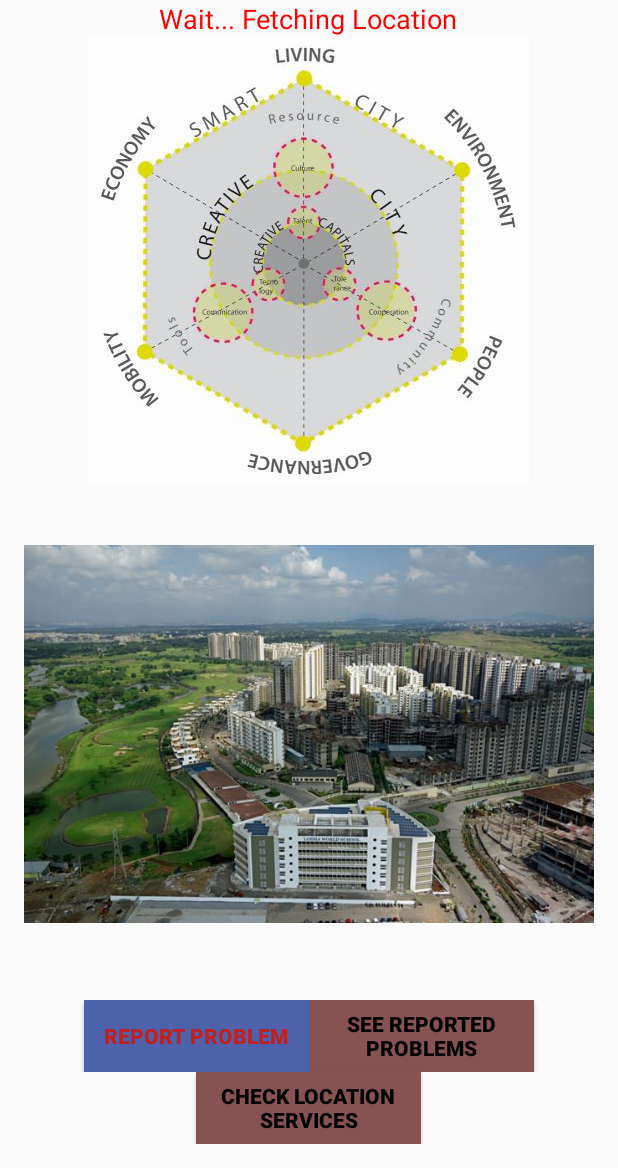
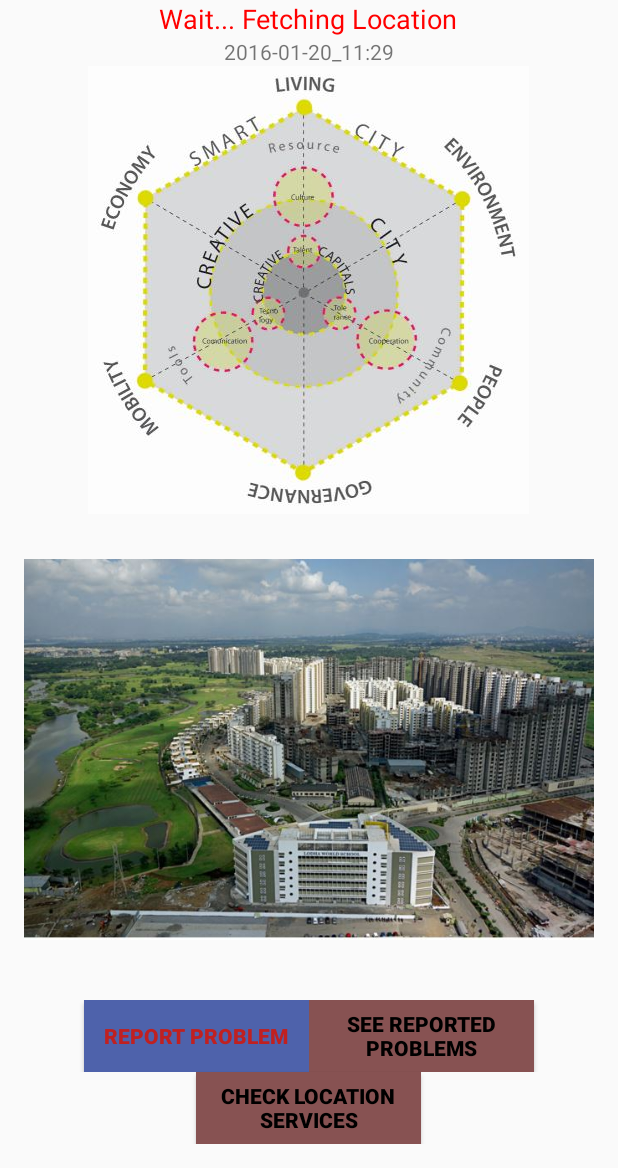
Before and after one commit to scir/TestCodes, an Android app: the screen it shows after launch (MainActivity), on a phone screen of 412 x 824 dp, the part 68-1236 px from its top. Run offline under Robolectric (Android 15) with nearby library versions, the phone set to English and light mode, and no system bars.

Commit message:
* IP based Connectivity is working now for low resolution images sent by app * Date-Time Format updated as per specification expected by Front End of server (added a method for that as well ) * Toast Response Message introduced for few failures scenarios (need to be enhanced) * Introduced method for reducing size of images (for submission currently for LOW BW scenarios) * Currently sized being tried out for sending is 100x75 pixels (too small... but can give idea about the overall working as such) * Introduced another text view part to show case application release date * Slight style change in button for severity * Version number moved to 0.1a in build.gradle file * More cleanup

```diff
--- a/scir_android_app/app/build.gradle
+++ b/scir_android_app/app/build.gradle
@@ -9,7 +9,7 @@ android {
         minSdkVersion 19
         targetSdkVersion 23
         versionCode 1
-        versionName "1.0"
+        versionName "0.1a"
     }
     buildTypes {
         release {
--- a/scir_android_app/app/src/main/java/org/scir/scir_android_app/MainActivity.java
+++ b/scir_android_app/app/src/main/java/org/scir/scir_android_app/MainActivity.java
@@ -19,8 +19,9 @@ import android.widget.TextView;
 import android.widget.Toast;
 
 /**
- * Functionalities to be added / enhanced :
+ * TODO: Functionalities to be added / enhanced :
  * 1) Location should be predicted accurately in a speedy manner using Location Services (out of speed and accuracy, ACCURACY has higher priority.
+ * 2) Size of image captured should be small enough (of order of less than 100K)
  */
 
 public class MainActivity extends Activity {
--- a/scir_android_app/app/src/main/res/layout/activity_main.xml
+++ b/scir_android_app/app/src/main/res/layout/activity_main.xml
@@ -26,11 +26,20 @@ tools:context="org.scir.scir_android_app.MainActivity">
         android:id="@+id/textViewGeoLocationStatus"
         android:layout_gravity="center_horizontal" />
 
+    <TextView
+        android:layout_width="wrap_content"
+        android:layout_height="wrap_content"
+        android:textAppearance="?android:attr/textAppearanceSmall"
+        android:text="@string/strScirBuildName"
+        android:id="@+id/textViewScirBuildName"
+        android:layout_gravity="center_horizontal" />
+
     <ImageView
         android:layout_width="wrap_content"
         android:layout_height="wrap_content"
         android:id="@+id/imageView2"
-        android:layout_gravity="center_horizontal" />
+        android:layout_gravity="center_horizontal"
+        android:contentDescription="@string/strSmartCityLogo" />
 
 
     <ImageView
@@ -38,7 +47,8 @@ tools:context="org.scir.scir_android_app.MainActivity">
         android:layout_height="0dp"
         android:layout_weight="1"
         android:layout_gravity="top"
-        android:id="@+id/imageView" />
+        android:id="@+id/imageView"
+        android:contentDescription="@string/strSmartCityView" />
 
 
     <!--
--- a/scir_android_app/app/src/main/res/values/strings.xml
+++ b/scir_android_app/app/src/main/res/values/strings.xml
@@ -10,6 +10,10 @@
     <string name="done">Report SCIR Feedback</string>
     <string name="title_activity_check_location">CheckLocationActivity</string>
 
+    <string name="strScirBuildName">2016-01-20_11:29</string>
+    <string name="strSmartCityView">Smart City View</string>
+    <string name="strSmartCityLogo">Smart City Logo</string>
+
     <string name="strTextViewGeoLocationStatus">Wait... Fetching Location</string>
     <string name="strTextViewGeoLocationStatusDone">Geo Location Updated! Proceed with Capture...</string>
 
```
Also changed, not shown: scir_android_app/app/src/main/java/org/scir/scir_android_app/CameraActivity.java (+57 -54 lines), scir_android_app/app/src/main/java/org/scir/scir_android_app/ScirInfraFeedbackPoint.java (+12 -3 lines), scir_android_app/app/src/main/res/layout/activity_camera.xml (+5 -3 lines).
